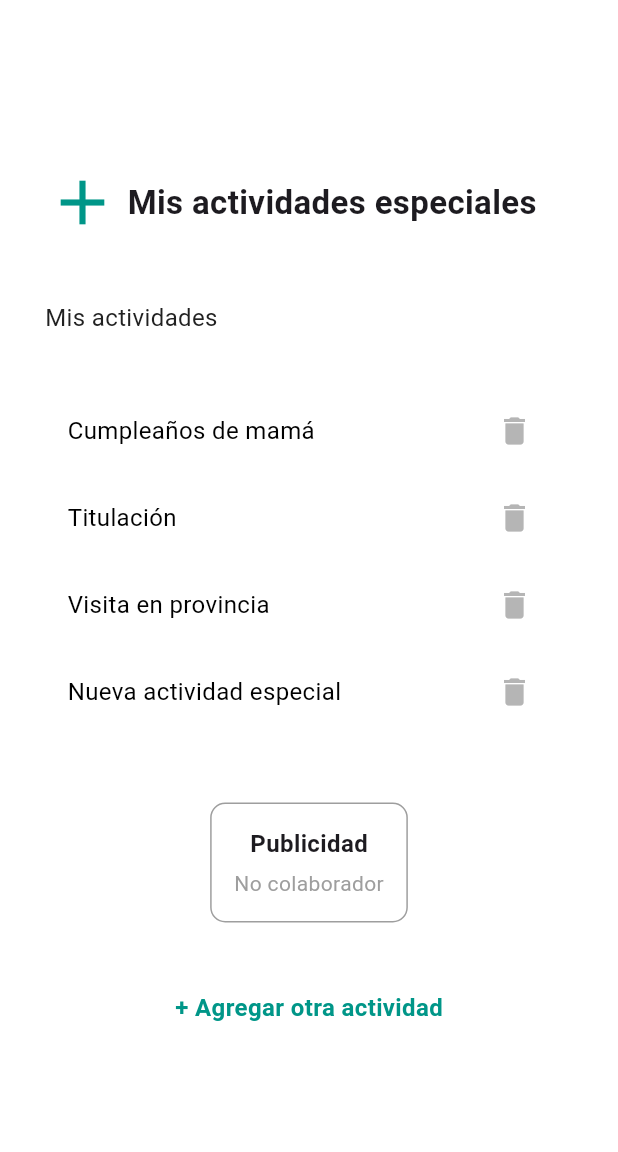
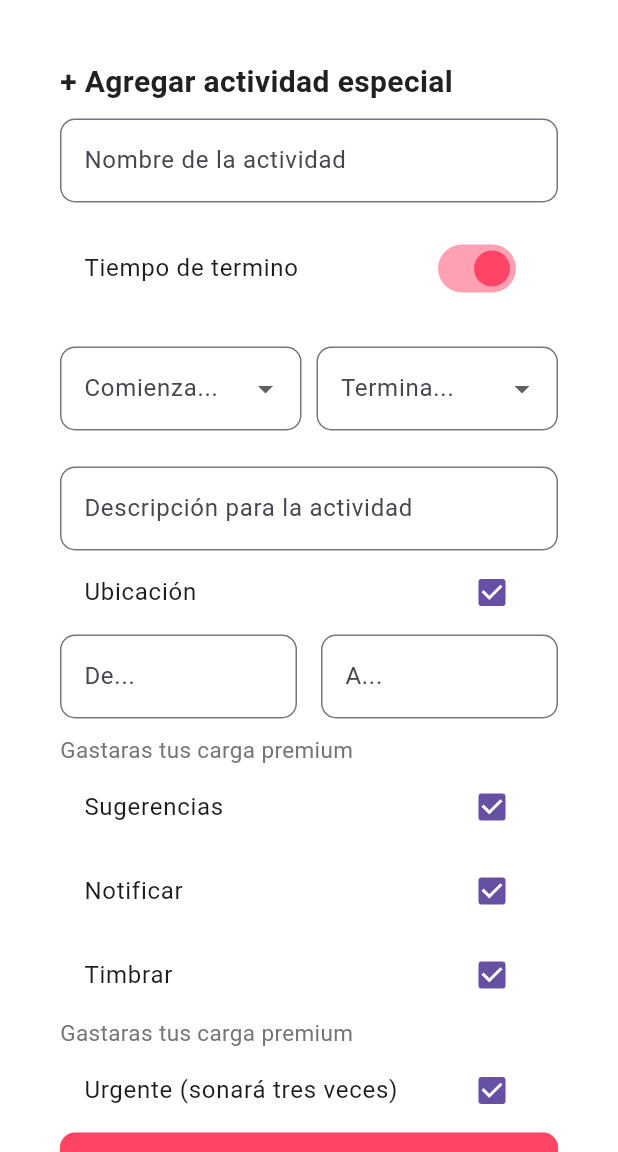
Before and after one commit to AN5THONY/PlanIzi.V1.0.0, a Flutter app: the SpecialActivityScreen screen opened directly, after a tap on "+ Agregar otra actividad", on a phone screen of 412 x 824 dp, the part 84-1236 px from its top. Run offline on Flutter 3.47's test engine with Material 3 defaults, Android fonts, the phone set to English and light mode, and no system bars; our stand-ins replace carousel_slider, firebase_auth, firebase_core, flutter_speed_dial, get, google_fonts and 1 more; accounts and stored records are empty; network calls fail.

Commit message:
xd3eq
xd

```diff
--- /dev/null
+++ b/devtools_options.yaml
@@ -0,0 +1,3 @@
+description: This file stores settings for Dart & Flutter DevTools.
+documentation: https://docs.flutter.dev/tools/devtools/extensions#configure-extension-enablement-states
+extensions:
--- /dev/null
+++ b/lib/views/Activity/Especial/crea_special_screen.dart
@@ -0,0 +1,179 @@
+import 'package:flutter/material.dart';
+import 'package:plan_izi_v2/theme/app_colors.dart';
+import 'package:plan_izi_v2/widgets/buttons/primary_button.dart';
+
+import 'package:plan_izi_v2/widgets/dropdown/custom_dropdown.dart';
+import 'package:plan_izi_v2/widgets/textfields/custom_textfield.dart';
+
+class CreaSpecialScreen extends StatefulWidget {
+
+  const CreaSpecialScreen({
+     String? selectedStarHour,
+     String? selectedEndHour,
+    super.key});
+
+  @override
+  State<CreaSpecialScreen> createState() => _CreaSpecialScreenState();
+}
+
+class _CreaSpecialScreenState extends State<CreaSpecialScreen> {
+   final TextEditingController activityNameController = TextEditingController();
+
+  final TextEditingController noteController = TextEditingController();
+
+  final TextEditingController locationFromController = TextEditingController();
+
+  final TextEditingController locationToController = TextEditingController();
+
+  final TextEditingController suggestionController = TextEditingController();
+
+  String? selectedStarHour;
+
+  String? selectedEndHour;
+
+  @override
+  Widget build(BuildContext context) {
+    return Scaffold(
+      appBar: AppBar(
+        backgroundColor: Colors.white,
+        elevation: 0,
+        title: const Text(
+          'PlanIzi',
+          style: TextStyle(
+            fontSize: 50,
+            color: Colors.teal,
+            fontWeight: FontWeight.bold,
+          ),
+        ),
+        centerTitle: true,
+      ),
+      body:  SingleChildScrollView(
+        padding: const EdgeInsets.all(20),
+        child: Container(
+          decoration: const BoxDecoration(color: AppColors.cardBackground,),
+          padding: const EdgeInsets.all(20),
+          child: Column(
+            crossAxisAlignment: CrossAxisAlignment.start,
+            children: [
+              const Text("+ Agregar actividad especial", style: TextStyle(fontSize: 20, fontWeight: FontWeight.bold, color: AppColors.textPrimary)),
+
+              const SizedBox(height: 10,),
+
+
+                CustomTextfield(
+                controller: activityNameController,
+                labelText: "Nombre de la actividad",
+                hintText: "Agregar actividad",
+                ),
+                const SizedBox(height: 16),
+                SwitchListTile(
+                    value: true,
+                    onChanged: (value) {},
+                    title: const Text('Tiempo de termino'),
+                    activeColor: AppColors.fourth,
+                  ),
+                const SizedBox(height: 16),
+                 Row(
+                  children: [
+                    Expanded(
+                      child: CustomDropdown(
+                        hintText: "Comienza...",
+                        items: List.generate(24, (i) => "$i:00"),
+                        selectedItem: selectedStarHour,
+                        onChanged: (value) {
+                          selectedStarHour = value;
+                        },
+                      ),
+                    ),
+                    const SizedBox(width: 10),
+                    Expanded(
+                      child: CustomDropdown(
+                        hintText: "Termina...",
+                        items: List.generate(24, (i) => "$i:00"),
+                        selectedItem: selectedEndHour,
+                        onChanged: (value) {
+                        selectedEndHour = value;
+                        },
+                      ),
+                    )
+                  ],
+                ),
+
+                const SizedBox(height: 16),
+
+                CustomTextfield(
+                controller: noteController,
+                labelText: "Descripción para la actividad",
+                hintText: "Agrega alguna nota...",
+                keyboardType: TextInputType.multiline,
+                ),
+
+                 CheckboxListTile(
+                title: const Text("Ubicación"),
+                value: true,
+                onChanged: (value) {
+                  // Manejar el cambio
+                },
+                ),
+
+                 Row(
+                  children: [
+                    Expanded(
+                      child: CustomTextfield(
+                        controller: locationFromController,
+                        labelText: "De...",
+                      ),
+                    ),
+                    const SizedBox(width: 16),
+                    Expanded(
+                      child: CustomTextfield(
+                        controller: locationToController,
+                        labelText: "A...",
+                      ),
+                    ),
+                  ],
+                 ),
+                 const SizedBox(height: 10,),
+                 const Text('Gastaras tus carga premium', style: TextStyle(fontSize:15, color: AppColors.textSecondary)),
+                 CheckboxListTile(
+                    title: const Text("Sugerencias"),
+                    value: true,
+                    onChanged: (value) {
+                      // Manejar el cambio
+                    },
+                 ),
+                 CheckboxListTile(
+                    title: const Text("Notificar"),
+                    value: true,
+                    onChanged: (value) {
+                      // Manejar el cambio
+                    },
+                 ),
+                 CheckboxListTile(
+                    title: const Text("Timbrar"),
+                    value: true,
+                    onChanged: (value) {
+                      // Manejar el cambio
+                    },
+                 ),
+                 const Text('Gastaras tus carga premium', style: TextStyle(fontSize:15, color: AppColors.textSecondary)),
+
+                 CheckboxListTile(
+                    title: const Text("Urgente (sonará tres veces)"),
+                    value: true,
+                    onChanged: (value) {
+                      // Manejar el cambio
+                    },
+                 ),
+                 PrimaryButton(
+                  text: '           Crear Actividad                 ',
+                  onPressed: (){},
+                  color: AppColors.fourth)
+
+            ],
+          ),
+        ),
+      ),
+    );
+  }
+}
--- a/lib/views/Activity/Especial/special_activity_screen.dart
+++ b/lib/views/Activity/Especial/special_activity_screen.dart
@@ -1,6 +1,7 @@
 import 'package:flutter/material.dart';
 import 'package:plan_izi_v2/models/special_data.dart';
 import 'package:plan_izi_v2/theme/app_colors.dart';
+import 'package:plan_izi_v2/views/Activity/Especial/crea_special_screen.dart';
 import 'package:plan_izi_v2/widgets/Publicidad/espacio_publi.dart';
 import 'package:plan_izi_v2/widgets/SpecialActivity/a_special.dart';
 
@@ -98,7 +99,12 @@ class _SpecialActivityScreenState extends State<SpecialActivityScreen> {
                 const SizedBox(height: 30),
 
                 GestureDetector(
-                  onTap: _agregarspecial,
+                  onTap: () {
+                      Navigator.push(
+                  context,
+                   MaterialPageRoute(builder: (context) =>  const CreaSpecialScreen()));
+
+                  },
                   child: const Center(
                     child: Text(
                       '+ Agregar otra actividad',
--- a/lib/models/botom_data.dart
+++ b/lib/views/Activity/botom_data.dart
@@ -2,8 +2,8 @@ import 'package:flutter/material.dart';
 import 'package:flutter_speed_dial/flutter_speed_dial.dart';
 import 'package:plan_izi_v2/theme/app_colors.dart';
 import 'package:plan_izi_v2/views/Activity/COOKI/cookie_activity_screen.dart';
-import 'package:plan_izi_v2/views/Activity/daily_activity_screen.dart';
-import 'package:plan_izi_v2/views/Activity/ordi_activity_screen.dart';
+import 'package:plan_izi_v2/views/Activity/Cotidiano/daily_activity_screen.dart';
+import 'package:plan_izi_v2/views/Activity/Cotidiano/ordi_activity_screen.dart';
 import 'package:plan_izi_v2/views/Activity/Especial/special_activity_screen.dart';
 import 'package:plan_izi_v2/views/Activity/Estudiantil/studient_activity_screen.dart';
 import 'package:plan_izi_v2/views/Activity/Laboral/work_activity_screen.dart';
--- a/lib/views/Menu/main_menu.dart
+++ b/lib/views/Menu/main_menu.dart
@@ -1,6 +1,6 @@
 import 'package:firebase_auth/firebase_auth.dart';
 import 'package:flutter/material.dart';
-import 'package:plan_izi_v2/models/botom_data.dart';
+import 'package:plan_izi_v2/views/Activity/botom_data.dart';
 import 'package:plan_izi_v2/theme/app_colors.dart';
 import 'package:plan_izi_v2/views/Menu/Barras/options_screen.dart';
 import 'package:plan_izi_v2/views/Menu/Calendario/calendar_screen.dart';
```
Also changed, not shown: lib/views/Activity/Cotidiano/daily_activity_screen.dart (renamed from lib/views/Activity/daily_activity_screen.dart, +7 -6 lines), lib/views/Recovery/password_change_screen.dart (deleted, +0 -45 lines), lib/views/Recovery/recovery_confirmation_screen.dart (+11 -12 lines), lib/views/Activity/Cotidiano/ordi_activity_screen.dart (renamed from lib/views/Activity/ordi_activity_screen.dart).
